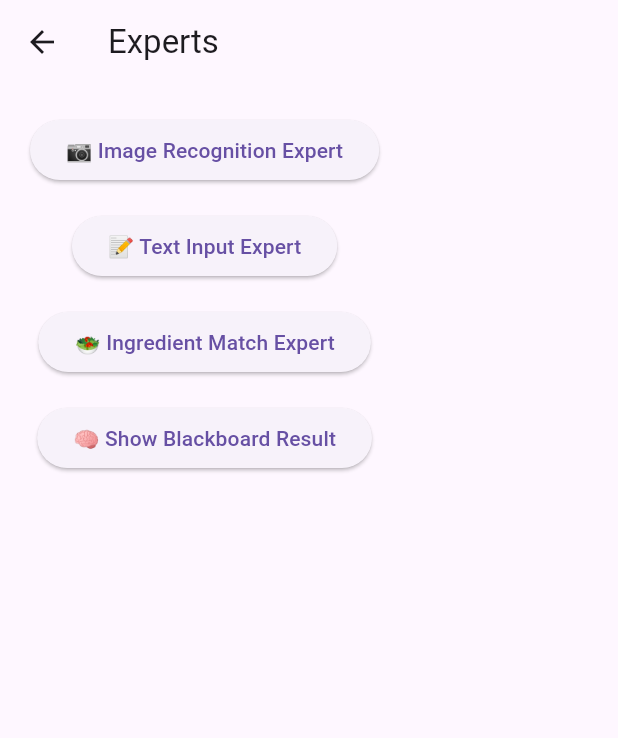
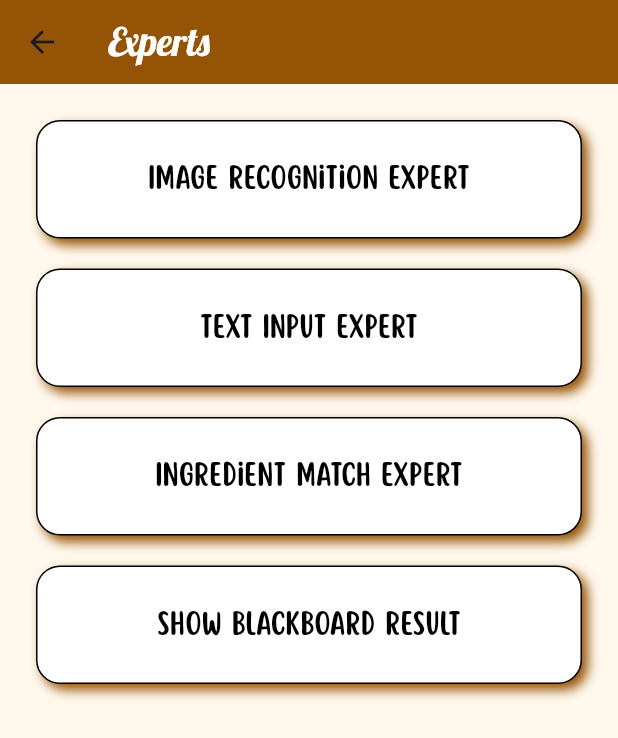
Before and after one commit to ZifanSi/whats-that-dish-app, a Flutter app: the ExpertsPage screen opened by its route, on a phone screen of 412 x 824 dp. Shown: the top 738 px of the screen. Run offline on Flutter 3.47's test engine with Material 3 defaults, Android fonts, the phone set to English and light mode, and no system bars; our stand-ins replace flutter_dotenv, google_fonts, image_picker.

Commit message:
UI for login and experts page

```diff
--- /dev/null
+++ b/lib/constants.dart
@@ -0,0 +1,3 @@
+import 'package:flutter/material.dart';
+
+const kPrimaryColor = Color(0xFF6F35A5);
--- a/lib/screens/experts_page.dart
+++ b/lib/screens/experts_page.dart
@@ -1,13 +1,14 @@
 import 'package:flutter/material.dart';
+import 'package:google_fonts/google_fonts.dart';
+
 import 'package:dish_app/screens/experts/image.dart';
 import 'package:dish_app/screens/experts/text.dart';
 import 'package:dish_app/screens/experts/ingredient.dart';
-import 'package:dish_app/screens/experts/blackboard.dart'; // Add this line
+import 'package:dish_app/screens/experts/blackboard.dart';
 
 class ExpertsPage extends StatelessWidget {
   const ExpertsPage({super.key});
 
-  // Mocked expert results (replace with shared state later)
   final String imageResult = 'Dish: Pepperoni Pizza';
   final String textResult = 'Dish: Cheese Pizza';
   final String ingredientResult = 'Dish: Margherita Pizza';
@@ -15,62 +16,112 @@ class ExpertsPage extends StatelessWidget {
   @override
   Widget build(BuildContext context) {
     return Scaffold(
-      appBar: AppBar(title: const Text('Experts')),
+      backgroundColor: const Color(0xFFFFF8ED),
+      appBar: AppBar(
+        title: Text(
+          'Experts',
+          style: GoogleFonts.lobster(fontSize: 26, color: Colors.white),
+        ),
+        backgroundColor: const Color(0xFF955306),
+      ),
       body: Padding(
-        padding: const EdgeInsets.all(20.0),
+        padding: const EdgeInsets.all(24.0),
         child: Column(
           children: [
-            ElevatedButton(
-              onPressed: () {
-                Navigator.push(
+            _buildExpertCard(
+              context: context,
+              label: 'Image Recognition Expert',
+              onTap: () => Navigator.push(
                 context,
                 MaterialPageRoute(builder: (_) => const ImageExpertPage()),
-                );
-              },
-              child: const Text('📷 Image Recognition Expert'),
               ),
-            const SizedBox(height: 16),
-            ElevatedButton(
-              onPressed: () {
-                Navigator.push(
+              useScripterFont: true,
+            ),
+            const SizedBox(height: 20),
+            _buildExpertCard(
+              context: context,
+              label: 'Text Input Expert',
+              onTap: () => Navigator.push(
                 context,
                 MaterialPageRoute(builder: (_) => const TextExpertPage()),
-                );
-              },
-              child: const Text('📝 Text Input Expert'),
               ),
-            const SizedBox(height: 16),
-            ElevatedButton(
-              onPressed: () {
-                Navigator.push(
+              useScripterFont: true,
+            ),
+            const SizedBox(height: 20),
+            _buildExpertCard(
+              context: context,
+              label: 'Ingredient Match Expert',
+              onTap: () => Navigator.push(
+                context,
+                MaterialPageRoute(builder: (_) => const IngredientExpertPage()),
+              ),
+              useScripterFont: true,
+            ),
+            const SizedBox(height: 20),
+            _buildExpertCard(
+              context: context,
+              label: 'Show Blackboard Result',
+              onTap: () => Navigator.push(
                 context,
                 MaterialPageRoute(
-                    builder: (_) => const IngredientExpertPage(),
-                  ),
-                );
-              },
-              child: const Text('🥗 Ingredient Match Expert'),
-            ),
-            const SizedBox(height: 16),
-            ElevatedButton(
-              onPressed: () {
-                Navigator.push(
-                  context,
-                  MaterialPageRoute(
-                    builder:
-                        (_) => BlackboardPage(
+                  builder: (_) => BlackboardPage(
                     imageResult: imageResult,
                     textResult: textResult,
                     ingredientResult: ingredientResult,
                   ),
                 ),
-                );
-              },
-              child: const Text('🧠 Show Blackboard Result'),
+              ),
+              useScripterFont: true,
             ),
           ],
         ),
       ),
     );
   }
+
+  Widget _buildExpertCard({
+    required BuildContext context,
+    required String label,
+    required VoidCallback onTap,
+    required bool useScripterFont,
+  }) {
+    return MouseRegion(
+      cursor: SystemMouseCursors.click,
+      child: GestureDetector(
+        onTap: onTap,
+        child: AnimatedContainer(
+          duration: const Duration(milliseconds: 200),
+          padding: const EdgeInsets.symmetric(vertical: 24, horizontal: 16),
+          width: double.infinity,
+          decoration: BoxDecoration(
+            color: Colors.white,
+            border: Border.all(color: Colors.black),
+            borderRadius: BorderRadius.circular(16),
+            boxShadow: const [
+              BoxShadow(
+                color: Color(0xFF955306),
+                offset: Offset(4, 4),
+                blurRadius: 6,
+              ),
+            ],
+          ),
+          child: Center(
+            child: Text(
+              label,
+              style: useScripterFont
+                  ? const TextStyle(
+                      fontFamily: 'Scripter',
+                      fontSize: 20,
+                      color: Colors.black,
+                    )
+                  : GoogleFonts.lobster(
+                      fontSize: 20,
+                      color: Colors.black,
+                    ),
+            ),
+          ),
+        ),
+      ),
+    );
   }
+}
--- a/pubspec.yaml
+++ b/pubspec.yaml
@@ -14,6 +14,7 @@ dependencies:
   flutter_dotenv: ^5.0.2
   file_picker: ^6.1.1
   image_picker: ^1.0.7
+  google_fonts: ^6.1.0
 
 dev_dependencies:
   flutter_test:
@@ -23,8 +24,13 @@ dev_dependencies:
 flutter:
   uses-material-design: true
   assets:
+    - assets/images/login.png
     - assets/data/t_users.json
     - assets/data/recipes.json
     - .env
     - assets/data/t_dishes.json
     - assets/data/t_ingredients.json
+  fonts:
+  - family: Scripter
+    fonts:
+      - asset: assets/fonts/Scripter.ttf
```
Also changed, not shown: lib/components/page_title_bar.dart (added, +38 -0 lines), lib/components/rounded_button.dart (added, +27 -0 lines), lib/components/rounded_input_field.dart (added, +24 -0 lines), lib/components/rounded_password_field.dart (added, +25 -0 lines), lib/components/under_part.dart (added, +33 -0 lines), lib/components/upside.dart (added, +21 -0 lines), lib/screens/homepage.dart (added, +13 -0 lines), lib/screens/login_page.dart (+86 -53 lines), assets/fonts/Scripter.ttf (added), assets/images/login.png (added), pubspec.lock, 1 other file. Lines whose indentation alone changed are shown as unchanged.
